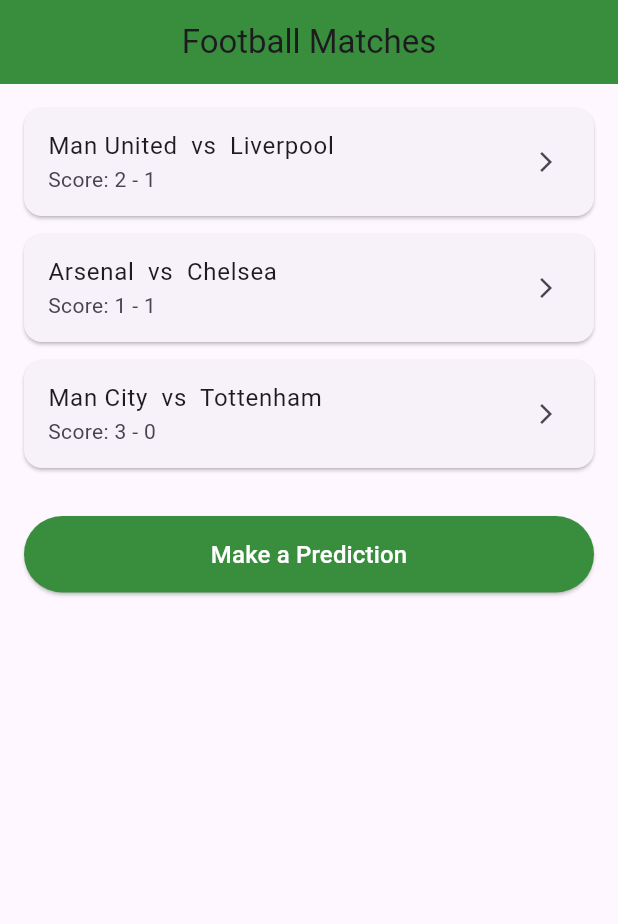
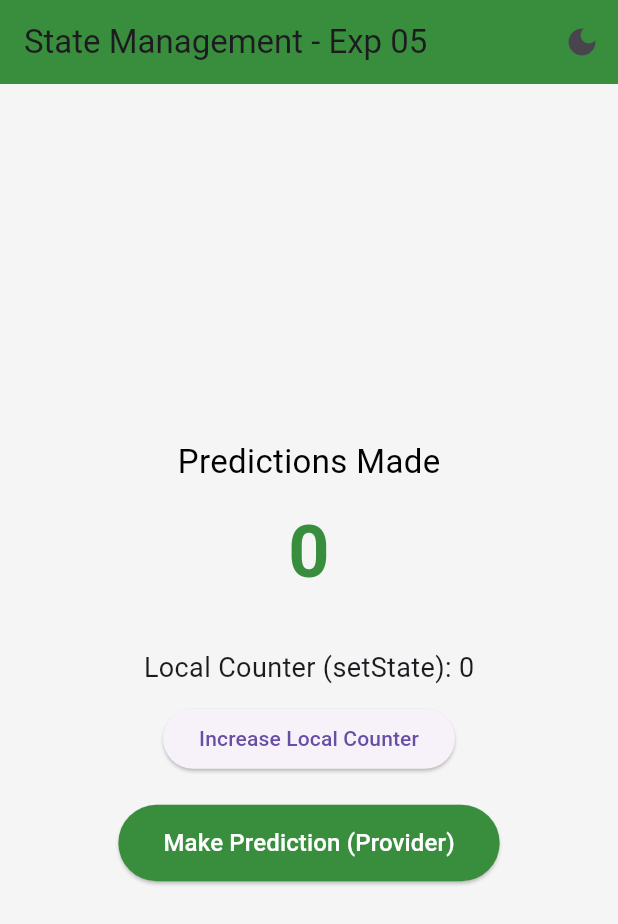
Before and after one commit to paturisridevi66-git/Football-Match-Prediction-System, a Flutter app: the screen it shows after launch, on a phone screen of 412 x 824 dp. Shown: the top 924 px of the screen. Run offline on Flutter 3.47's test engine with Material 3 defaults, Android fonts, the phone set to English and light mode, and no system bars.

Commit message:
Experiment-05: State Management (setState + Provider) completed

```diff
--- a/lib/main.dart
+++ b/lib/main.dart
@@ -1,7 +1,13 @@
 import 'package:flutter/material.dart';
+import 'package:provider/provider.dart';
 
 void main() {
-  runApp(const MyApp());
+  runApp(
+    ChangeNotifierProvider(
+      create: (context) => PredictionProvider(),
+      child: const MyApp(),
+    ),
+  );
 }
 
 class MyApp extends StatelessWidget {
@@ -11,15 +17,27 @@
   Widget build(BuildContext context) {
     return MaterialApp(
       debugShowCheckedModeBanner: false,
-      title: 'FootyPredict',
-      // Named Routes
-      initialRoute: '/',
-      routes: {
-        '/': (context) => const HomeScreen(),
-        '/details': (context) => const MatchDetailScreen(),
-        '/predict': (context) => const PredictionScreen(),
-      },
+      home: const HomeScreen(),
     );
+  }
+}
+
+// ==================== PROVIDER (State Management) ====================
+class PredictionProvider extends ChangeNotifier {
+  int _predictionCount = 0;
+  bool _isDarkMode = false;
+
+  int get predictionCount => _predictionCount;
+  bool get isDarkMode => _isDarkMode;
+
+  void increasePrediction() {
+    _predictionCount++;
+    notifyListeners(); // Important! Updates the UI
+  }
+
+  void toggleTheme() {
+    _isDarkMode = !_isDarkMode;
+    notifyListeners();
   }
 }
 
@@ -29,116 +47,62 @@
 
   @override
   Widget build(BuildContext context) {
+    // Watch the provider
+    final provider = Provider.of<PredictionProvider>(context);
+
     return Scaffold(
+      backgroundColor: provider.isDarkMode ? Colors.grey[900] : Colors.grey[100],
       appBar: AppBar(
-        title: const Text("Football Matches"),
+        title: const Text("State Management - Exp 05"),
         backgroundColor: Colors.green[700],
-        centerTitle: true,
-      ),
-      body: ListView(
-        padding: const EdgeInsets.all(16),
-        children: [
-          MatchTile(
-            home: "Man United",
-            away: "Liverpool",
-            score: "2 - 1",
-            onTap: () {
-              Navigator.pushNamed(context, '/details');
+        actions: [
+          IconButton(
+            icon: Icon(provider.isDarkMode ? Icons.light_mode : Icons.dark_mode),
+            onPressed: () {
+              provider.toggleTheme();
             },
           ),
-          MatchTile(
-            home: "Arsenal",
-            away: "Chelsea",
-            score: "1 - 1",
-            onTap: () {
-              Navigator.pushNamed(context, '/details');
-            },
-          ),
-          MatchTile(
-            home: "Man City",
-            away: "Tottenham",
-            score: "3 - 0",
-            onTap: () {
-              Navigator.pushNamed(context, '/details');
-            },
-          ),
-          const SizedBox(height: 20),
-          ElevatedButton(
-            style: ElevatedButton.styleFrom(
-              backgroundColor: Colors.green[700],
-              padding: const EdgeInsets.symmetric(vertical: 14),
-            ),
-            onPressed: () {
-              Navigator.pushNamed(context, '/predict');
-            },
-            child: const Text(
-              "Make a Prediction",
-              style: TextStyle(fontSize: 16, color: Colors.white),
-            ),
-          ),
         ],
-      ),
-    );
-  }
-}
-
-// ==================== MATCH TILE ====================
-class MatchTile extends StatelessWidget {
-  final String home;
-  final String away;
-  final String score;
-  final VoidCallback onTap;
-
-  const MatchTile({
-    super.key,
-    required this.home,
-    required this.away,
-    required this.score,
-    required this.onTap,
-  });
-
-  @override
-  Widget build(BuildContext context) {
-    return Card(
-      margin: const EdgeInsets.only(bottom: 12),
-      child: ListTile(
-        title: Text("$home  vs  $away"),
-        subtitle: Text("Score: $score"),
-        trailing: const Icon(Icons.arrow_forward_ios, size: 16),
-        onTap: onTap,
-      ),
-    );
-  }
-}
-
-// ==================== MATCH DETAIL SCREEN ====================
-class MatchDetailScreen extends StatelessWidget {
-  const MatchDetailScreen({super.key});
-
-  @override
-  Widget build(BuildContext context) {
-    return Scaffold(
-      appBar: AppBar(
-        title: const Text("Match Details"),
-        backgroundColor: Colors.green[700],
       ),
       body: Center(
         child: Column(
           mainAxisAlignment: MainAxisAlignment.center,
           children: [
-            const Text(
-              "Manchester United  2 - 1  Liverpool",
-              style: TextStyle(fontSize: 22, fontWeight: FontWeight.bold),
-              textAlign: TextAlign.center,
+            Text(
+              "Predictions Made",
+              style: TextStyle(
+                fontSize: 22,
+                color: provider.isDarkMode ? Colors.white : Colors.black,
+              ),
             ),
+            const SizedBox(height: 10),
+            Text(
+              "${provider.predictionCount}",
+              style: TextStyle(
+                fontSize: 48,
+                fontWeight: FontWeight.bold,
+                color: provider.isDarkMode ? Colors.greenAccent : Colors.green[700],
+              ),
+            ),
+            const SizedBox(height: 30),
+
+            // setState example button
+            const CounterButton(),
+
             const SizedBox(height: 20),
-            const Text("Old Trafford • Full Time"),
-            const SizedBox(height: 40),
+
             ElevatedButton(
+              style: ElevatedButton.styleFrom(
+                backgroundColor: Colors.green[700],
+                padding: const EdgeInsets.symmetric(horizontal: 30, vertical: 14),
+              ),
               onPressed: () {
-                Navigator.pop(context); // Go back
+                provider.increasePrediction();
               },
-              child: const Text("Go Back"),
+              child: const Text(
+                "Make Prediction (Provider)",
+                style: TextStyle(color: Colors.white, fontSize: 16),
+              ),
             ),
           ],
         ),
@@ -147,50 +111,35 @@
   }
 }
 
-// ==================== PREDICTION SCREEN ====================
-class PredictionScreen extends StatelessWidget {
-  const PredictionScreen({super.key});
+// ==================== setState EXAMPLE ====================
+class CounterButton extends StatefulWidget {
+  const CounterButton({super.key});
+
+  @override
+  State<CounterButton> createState() => _CounterButtonState();
+}
+
+class _CounterButtonState extends State<CounterButton> {
+  int localCount = 0;
 
   @override
   Widget build(BuildContext context) {
-    return Scaffold(
-      appBar: AppBar(
-        title: const Text("Make Prediction"),
-        backgroundColor: Colors.green[700],
-      ),
-      body: Center(
-        child: Column(
-          mainAxisAlignment: MainAxisAlignment.center,
-          children: [
-            const Text(
-              "Who will win?",
-              style: TextStyle(fontSize: 22, fontWeight: FontWeight.bold),
-            ),
-            const SizedBox(height: 30),
-            ElevatedButton(
-              onPressed: () {},
-              child: const Text("Manchester United"),
-            ),
-            const SizedBox(height: 12),
-            ElevatedButton(
-              onPressed: () {},
-              child: const Text("Draw"),
-            ),
-            const SizedBox(height: 12),
-            ElevatedButton(
-              onPressed: () {},
-              child: const Text("Liverpool"),
-            ),
-            const SizedBox(height: 40),
-            TextButton(
-              onPressed: () {
-                Navigator.pop(context);
-              },
-              child: const Text("Back to Home"),
-            ),
-          ],
+    return Column(
+      children: [
+        Text(
+          "Local Counter (setState): $localCount",
+          style: const TextStyle(fontSize: 18),
         ),
-      ),
+        const SizedBox(height: 10),
+        ElevatedButton(
+          onPressed: () {
+            setState(() {
+              localCount++;
+            });
+          },
+          child: const Text("Increase Local Counter"),
+        ),
+      ],
     );
   }
 }
--- a/pubspec.yaml
+++ b/pubspec.yaml
@@ -30,7 +30,7 @@
 dependencies:
   flutter:
     sdk: flutter
-
+  provider: ^6.1.2
   # The following adds the Cupertino Icons font to your application.
   # Use with the CupertinoIcons class for iOS style icons.
   cupertino_icons: ^1.0.8
```
Also changed, not shown: Experiment-05-State-Management/main.dart (added, +145 -0 lines), pubspec.lock.
